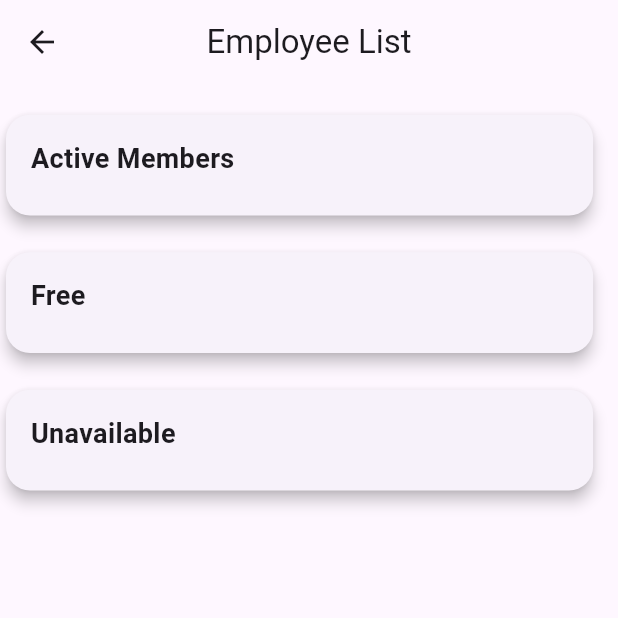
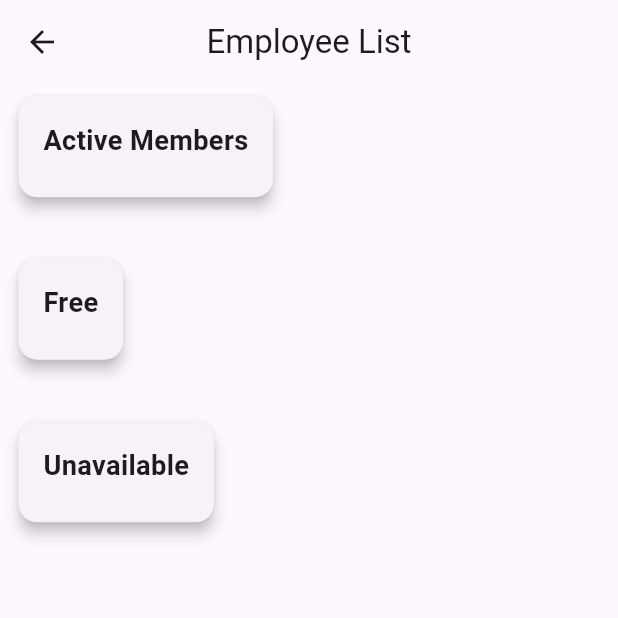
Before and after one commit to ritz-17/Task-mvp, a Flutter app: the EmployeeScreen screen opened directly, on a phone screen of 412 x 824 dp, the top half of it. Run offline on Flutter 3.47's test engine with Material 3 defaults, Android fonts, the phone set to English and light mode, and no system bars; our stand-ins replace circular_countdown_timer, flutter_secure_storage, hive, hive_flutter, image_picker, shared_preferences; accounts and stored records are empty; network calls fail.

Commit message:
Improved Responsiveness

```diff
--- a/lib/screens/employeeList_screen.dart
+++ b/lib/screens/employeeList_screen.dart
@@ -14,49 +14,70 @@ class _EmployeeScreenState extends State<EmployeeScreen> {
   @override
   void initState() {
     super.initState();
+    // ---------------------------------- Load Employees ------------------------------------
+    // Load employee data when the screen initializes
     WidgetsBinding.instance.addPostFrameCallback((_) {
-      final employeeProvider = Provider.of<EmployeeProvider>(context, listen: false);
+      final employeeProvider =
+          Provider.of<EmployeeProvider>(context, listen: false);
       employeeProvider.loadEmployees();
     });
   }
 
   @override
   Widget build(BuildContext context) {
+    // ----------------------------------- Screen Dimensions --------------------------------
+    // Get the dimensions of the screen for responsive UI
     final screenWidth = MediaQuery.of(context).size.width;
     final screenHeight = MediaQuery.of(context).size.height;
+
+    // ----------------------------------- Employee Provider --------------------------------
+    // Access the EmployeeProvider for data
     final employeeProvider = Provider.of<EmployeeProvider>(context);
 
+    // ----------------------------------- Filtered Employees -------------------------------
+    // Categorize employees based on their status
     final employees = employeeProvider.employees;
-
-    // Filter lists based on status
-    final activeMembers = employees.where((member) => member.status == 'active').toList();
-    final freeMembers = employees.where((member) => member.status == 'free').toList();
+    final activeMembers =
+        employees.where((member) => member.status == 'active').toList();
+    final freeMembers =
+        employees.where((member) => member.status == 'free').toList();
     final unavailableMembers =
         employees.where((member) => member.status == 'unavailable').toList();
 
+    // --------------------------------------- UI Layout ------------------------------------
     return Scaffold(
       appBar: AppBar(
         title: const Text('Employee List'),
         centerTitle: true,
       ),
       body: employeeProvider.isLoading
-          ? const Center(child: CircularProgressIndicator())
-          : Padding(
-        padding: EdgeInsets.symmetric(vertical: screenHeight * 0.02),
+          ? const Center(
+              child: CircularProgressIndicator()) // Show loading indicator
+          : SingleChildScrollView(
+              padding: EdgeInsets.symmetric(horizontal: screenWidth * 0.03),
               child: Column(
                 crossAxisAlignment: CrossAxisAlignment.start,
                 children: [
-            _buildSection("Active Members", activeMembers, screenWidth, screenHeight),
-            SizedBox(height: screenHeight * 0.02),
+                  // ---------------------- Active Members Section ----------------------
+                  _buildSection("Active Members", activeMembers, screenWidth,
+                      screenHeight),
+                  SizedBox(height: screenHeight * 0.03),
+
+                  // ------------------------ Free Members Section ----------------------
                   _buildSection("Free", freeMembers, screenWidth, screenHeight),
-            SizedBox(height: screenHeight * 0.02),
-            _buildSection("Unavailable", unavailableMembers, screenWidth, screenHeight),
+                  SizedBox(height: screenHeight * 0.03),
+
+                  // -------------------- Unavailable Members Section -------------------
+                  _buildSection("Unavailable", unavailableMembers, screenWidth,
+                      screenHeight),
                 ],
               ),
             ),
     );
   }
 
+  // ------------------------------------ Section Builder ------------------------------------
+  // Builds each section of employees (Active, Free, Unavailable)
   Widget _buildSection(
     String title,
     List<Employee> members,
@@ -65,37 +86,45 @@ class _EmployeeScreenState extends State<EmployeeScreen> {
   ) {
     return Card(
       elevation: 4,
+      margin: EdgeInsets.symmetric(vertical: screenHeight * 0.01),
       shape: RoundedRectangleBorder(
-        borderRadius: BorderRadius.circular(16),
+        borderRadius: BorderRadius.circular(screenWidth * 0.03),
       ),
-      child: SizedBox(
-        width: screenWidth * 0.95,
       child: Padding(
         padding: EdgeInsets.all(screenHeight * 0.02),
         child: Column(
           crossAxisAlignment: CrossAxisAlignment.start,
           children: [
+            // --------------------------- Section Title ---------------------------
             Text(
               title,
-                style:
-                const TextStyle(fontSize: 18, fontWeight: FontWeight.bold),
+              style: TextStyle(
+                fontSize: screenHeight * 0.022,
+                fontWeight: FontWeight.bold,
+              ),
             ),
             SizedBox(height: screenHeight * 0.01),
+
+            // ---------------------- Employee Cards in Wrap -----------------------
             Wrap(
               spacing: screenWidth * 0.04,
               runSpacing: screenHeight * 0.02,
               children: members
-                    .map((member) => _buildMemberCard(member, screenHeight))
+                  .map((member) =>
+                      _buildMemberCard(member, screenWidth, screenHeight))
                   .toList(),
             ),
           ],
         ),
       ),
-      ),
     );
   }
 
-  Widget _buildMemberCard(Employee member, double screenHeight) {
+  // ----------------------------------- Member Card Builder ---------------------------------
+  // Builds individual employee cards with avatar and status indicator
+  Widget _buildMemberCard(
+      Employee member, double screenWidth, double screenHeight) {
+    // ----------------------- Determine Status Color ---------------------------
     Color statusColor;
     switch (member.status) {
       case "active":
@@ -111,20 +140,23 @@ class _EmployeeScreenState extends State<EmployeeScreen> {
         statusColor = Colors.grey;
     }
 
+    // -------------------------- Member Card Layout ---------------------------
     return Column(
       children: [
         Stack(
           alignment: Alignment.bottomRight,
           children: [
+            // ----------------------- Placeholder Avatar -------------------------
             CircleAvatar(
               radius: screenHeight * 0.04,
-              backgroundColor: Colors.blueAccent, // Placeholder color
+              backgroundColor: Colors.blueAccent,
               child: Icon(
                 Icons.person,
                 size: screenHeight * 0.04,
                 color: Colors.white,
-              ), // Placeholder icon
               ),
+            ),
+            // ------------------------ Status Indicator --------------------------
             CircleAvatar(
               radius: screenHeight * 0.012,
               backgroundColor: Colors.white,
@@ -136,6 +168,7 @@ class _EmployeeScreenState extends State<EmployeeScreen> {
           ],
         ),
         SizedBox(height: screenHeight * 0.005),
+        // ------------------------- Employee Name ------------------------------
         Text(
           member.firstName,
           style: TextStyle(fontSize: screenHeight * 0.018),
```
Lines whose indentation alone changed are shown as unchanged.
